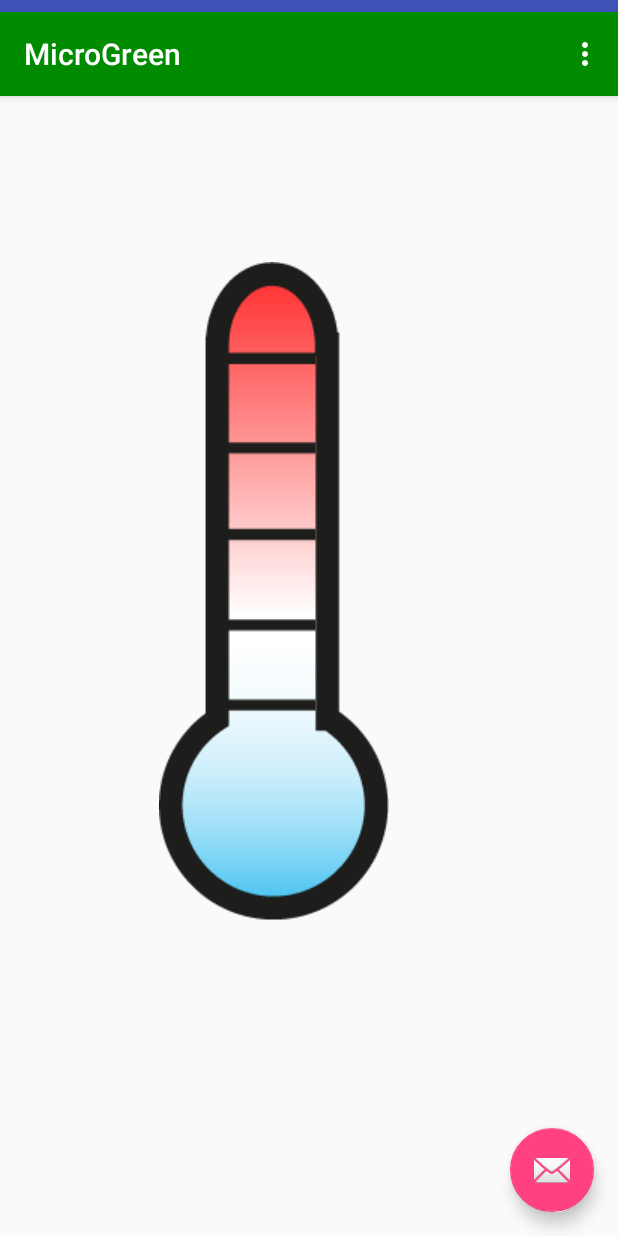
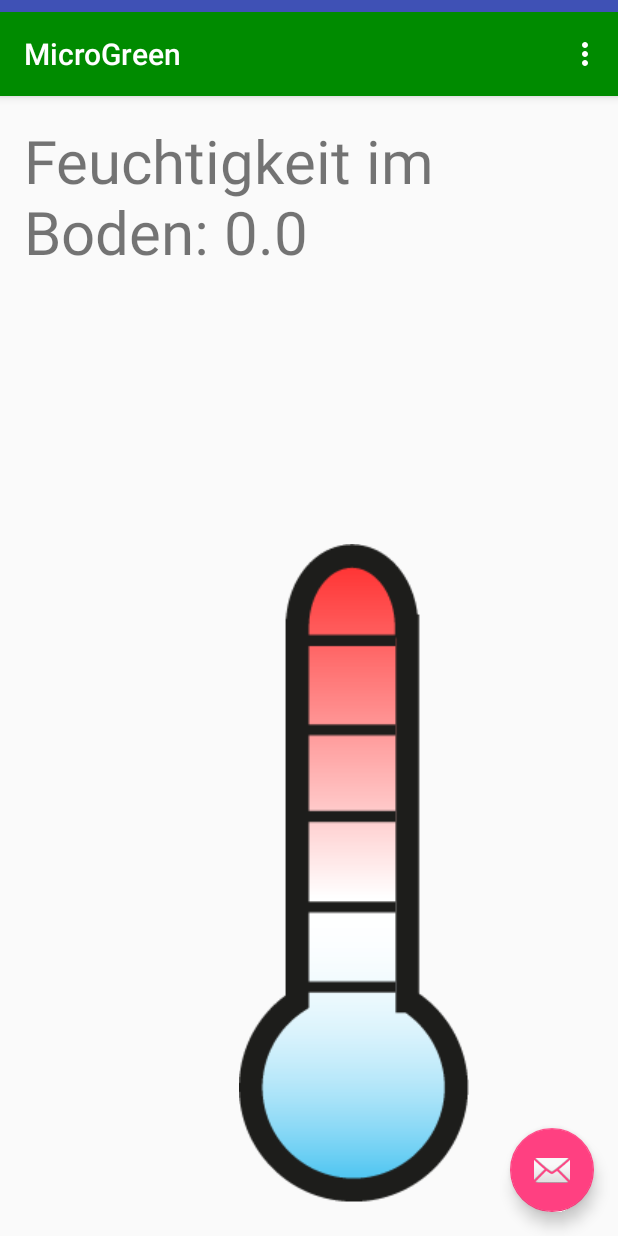
Before and after one commit to ahasenberger-tgm/MicroGreenNeu, an Android app: the screen it shows after launch (MainActivity), on a phone screen of 412 x 824 dp. Run offline under Robolectric (Android 15) with nearby library versions, the phone set to English and light mode, and no system bars; libraries missing offline, so code that uses them is left out: com.facebook, com.facebook.share; 2 statements that could not run were skipped.

Commit message:
größen angepasst

```diff
--- a/app/src/main/java/iot/microgreenneu/MainActivity.java
+++ b/app/src/main/java/iot/microgreenneu/MainActivity.java
@@ -134,7 +134,7 @@ public class MainActivity extends AppCompatActivity {
 
             try {
 
-                textView.setText(ausgabe[getArguments().getInt(ARG_SECTION_NUMBER)-1]+": "+Double.toString(TestSensor.getSensorData(getArguments().getInt(ARG_SECTION_NUMBER)-1)));/*sen.getSensorData(0)/*getString(R.string.section_format, (int) sen.getSensorData(getArguments().getInt(ARG_SECTION_NUMBER)-1)*/
+                textView.setText(ausgabe[getArguments().getInt(ARG_SECTION_NUMBER)-1]+": "+Double.toString(0.0));/*TestSensor.getSensorData(getArguments().getInt(ARG_SECTION_NUMBER)-1)+//*sen.getSensorData(0)/*getString(R.string.section_format, (int) sen.getSensorData(getArguments().getInt(ARG_SECTION_NUMBER)-1)*/
                 textView.setTextSize(40);
             } catch (Exception e) {
                 e.printStackTrace();
--- a/app/src/main/res/layout/fragment_main.xml
+++ b/app/src/main/res/layout/fragment_main.xml
@@ -19,10 +19,10 @@
         android:id="@+id/imageView"
         android:layout_width="wrap_content"
         android:layout_height="wrap_content"
+        android:layout_alignParentEnd="true"
         android:layout_below="@+id/section_label"
-        android:layout_marginStart="90dp"
-        android:layout_marginTop="75dp"
-        android:layout_toEndOf="@+id/section_label"
+        android:layout_marginEnd="83dp"
+        android:layout_marginTop="181dp"
         android:src="@mipmap/thermometer_mdpi" />
 
 
```
